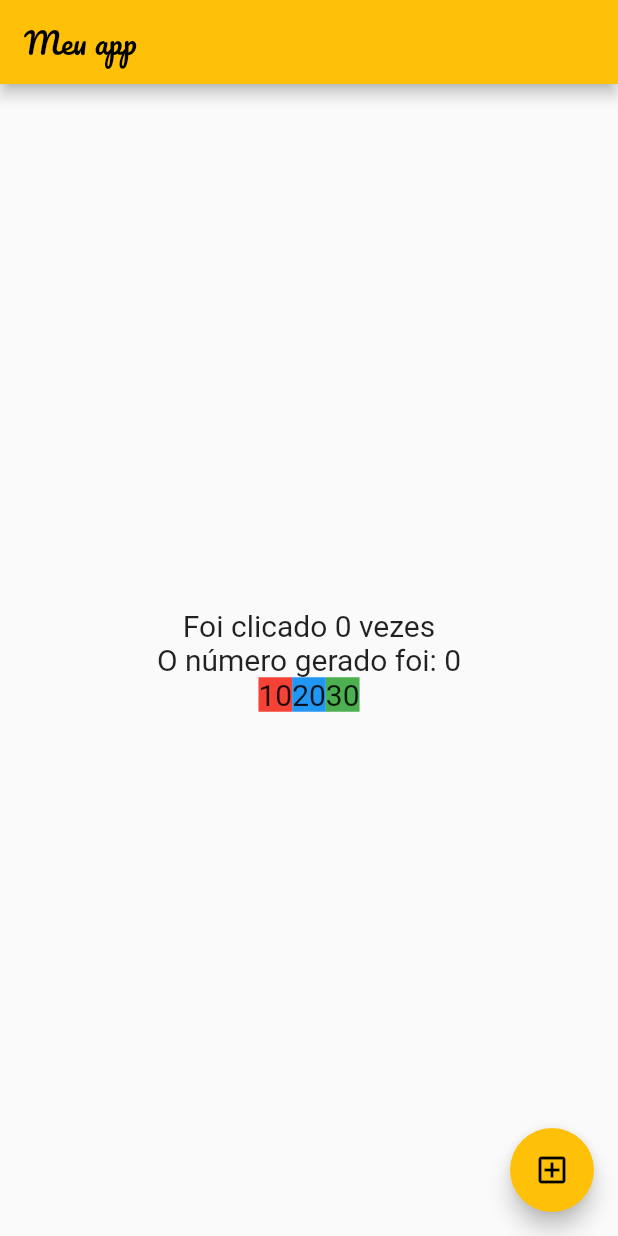
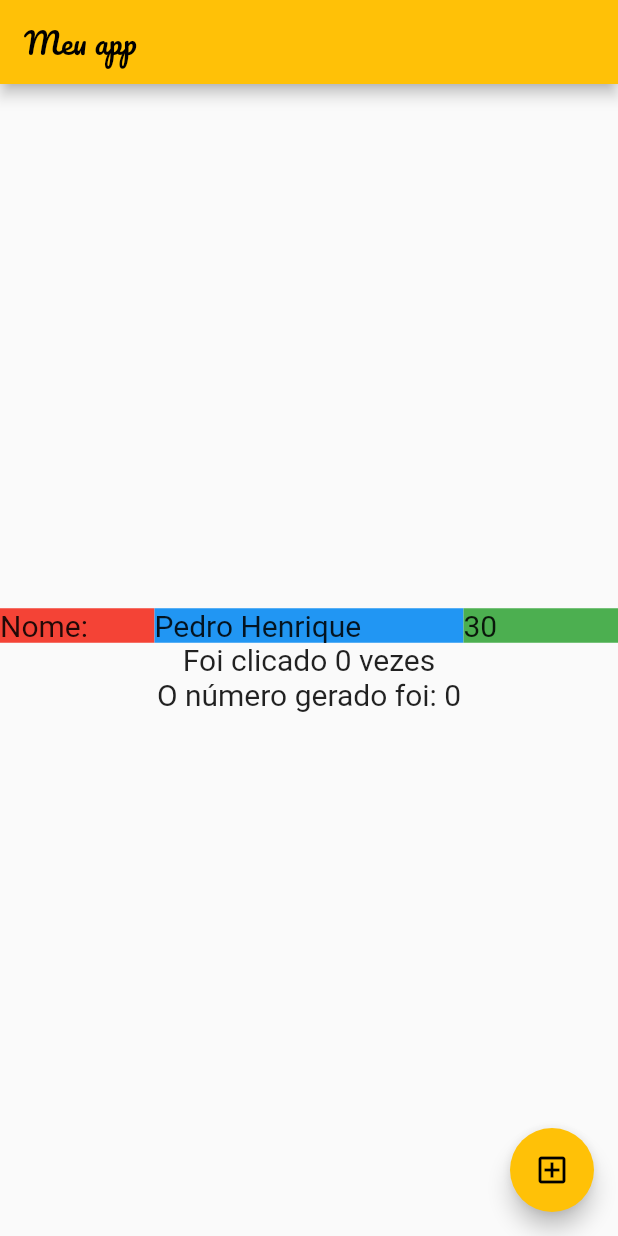
Before and after one commit to PedroHenriquebc/flutter-fundamentals, a Flutter app: the screen it shows after launch, on a phone screen of 412 x 824 dp. Run offline on Flutter 3.47's test engine with Material 2 defaults, Android fonts, the phone set to English and light mode, and no system bars; our stand-ins replace google_fonts; Roboto replaces fonts that are missing (Acme).

Commit message:
feat: Adiciona expanded

```diff
--- a/lib/pages/home_page.dart
+++ b/lib/pages/home_page.dart
@@ -27,6 +27,41 @@ class _HomePageState extends State<HomePage> {
         mainAxisAlignment:
             MainAxisAlignment.center, // ALINHAMENTO VERTICAL NO CENTRO
         children: [
+          Row(
+            mainAxisAlignment: MainAxisAlignment.center, //O ALINHAMENTO PRINCIPAL DO ROW É HORIZONTAL
+            children: [
+              Expanded(
+                flex: 1,
+                child: Container(
+                  color: Colors.red,
+                  child: Text(
+                    "Nome:",
+                    style: GoogleFonts.acme(fontSize: 20),
+                  ),
+                ),
+              ),
+              Expanded(
+                flex: 2,
+                child: Container(
+                  color: Colors.blue,
+                  child: Text(
+                    "Pedro Henrique",
+                    style: GoogleFonts.acme(fontSize: 20),
+                  ),
+                ),
+              ),
+              Expanded(
+                flex: 1,
+                child: Container(
+                  color: Colors.green,
+                  child: Text(
+                    "30",
+                    style: GoogleFonts.acme(fontSize: 20),
+                  ),
+                ),
+              ),
+            ],
+          ),
           Center(
               child: Text(
             "Foi clicado $qtdCliques vezes",
@@ -37,32 +72,6 @@ class _HomePageState extends State<HomePage> {
             "O número gerado foi: $numeroGerado",
             style: GoogleFonts.acme(fontSize: 20),
           )),
-          Row(
-            mainAxisAlignment: MainAxisAlignment.center, //O ALINHAMENTO PRINCIPAL DO ROW É HORIZONTAL
-            children: [
-              Container(
-                color: Colors.red,
-                child: Text(
-                  "10",
-                  style: GoogleFonts.acme(fontSize: 20),
-                ),
-              ),
-              Container(
-                color: Colors.blue,
-                child: Text(
-                  "20",
-                  style: GoogleFonts.acme(fontSize: 20),
-                ),
-              ),
-              Container(
-                color: Colors.green,
-                child: Text(
-                  "30",
-                  style: GoogleFonts.acme(fontSize: 20),
-                ),
-              ),
-            ],
-          )
         ],
       ),
       floatingActionButton: FloatingActionButton(
```
